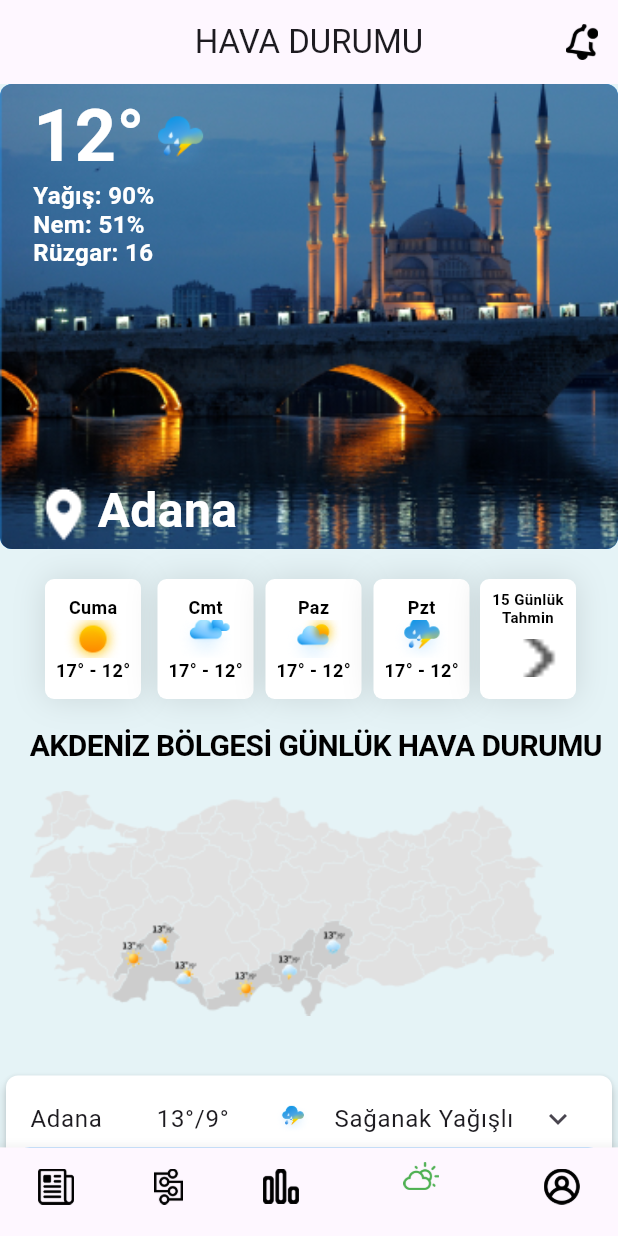
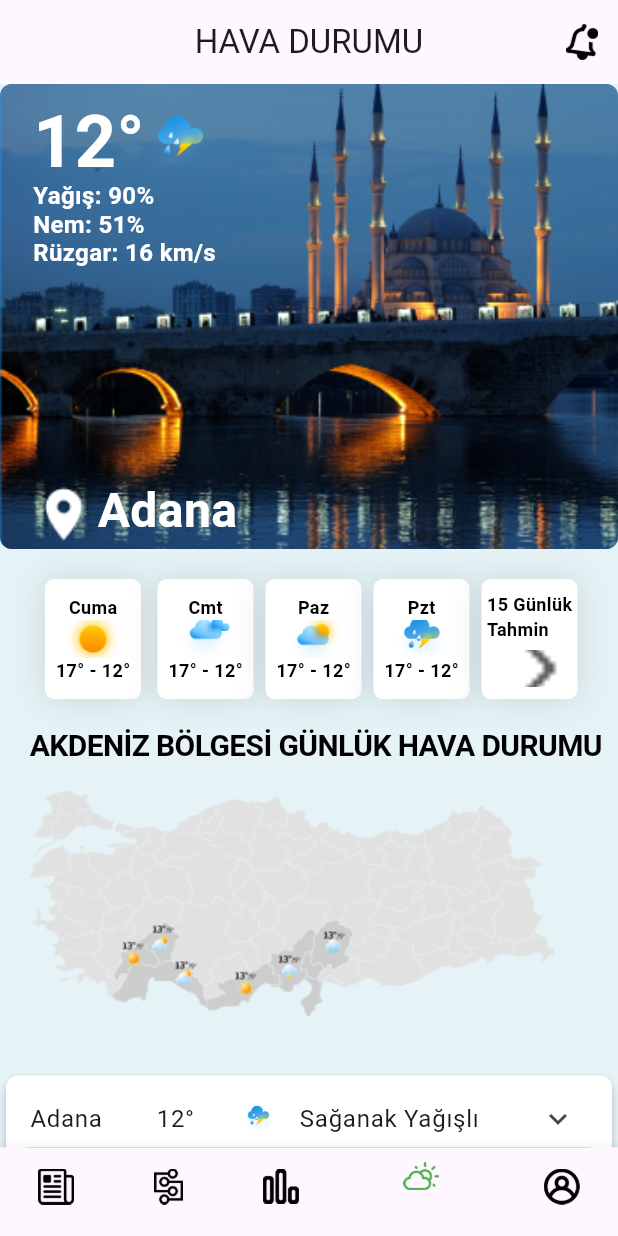
Before and after one commit to Dpehect/Everest-Tarim-Danismanlik, a Flutter app: the screen it shows after launch, item 4 of the bottom bar chosen, on a phone screen of 412 x 824 dp. Run offline on Flutter 3.47's test engine with Material 3 defaults, Android fonts, the phone set to English and light mode, and no system bars; our stand-ins replace get; network calls fail; Roboto replaces fonts that are missing (Source Sans Pro).

Commit message:
Update weather_section.dart

```diff
--- a/lib/pages/weather_section.dart
+++ b/lib/pages/weather_section.dart
@@ -1,9 +1,36 @@
 import 'package:flutter/material.dart';
+import 'package:get/get.dart';
 import 'package:getagriculture/pages/pages_directed/fifteendays.dart';
-import 'package:getagriculture/controllers/weather_controller.dart';
-import 'package:get/get.dart';
+import 'package:getagriculture/pages/pages_directed/notifications.dart';
+
+void main() {
+  runApp(GetMaterialApp(
+    home: WeatherSection(),
+  ));
+}
+
+class WeatherController extends GetxController {
+  var city = "Adana".obs;
+  var temperature = "12°".obs;
+  var weatherImage = 'assets/images/weather/lightning.png'.obs;
+  var weatherDetails = 'Sağanak Yağışlı'.obs;
+
+  updateWeather({
+    String newCity = "Adana",
+    String newTemperature = "12°",
+    String newWeatherImage = 'assets/images/weather/lightning.png',
+    String newWeatherDetails = 'Sağanak Yağışlı',
+  }) {
+    city(newCity);
+    temperature(newTemperature);
+    weatherImage(newWeatherImage);
+    weatherDetails(newWeatherDetails);
+  }
+}
 
 class WeatherSection extends StatelessWidget {
+  final WeatherController weatherController = Get.put(WeatherController());
+
   @override
   Widget build(BuildContext context) {
     return MaterialApp(
@@ -20,13 +47,13 @@ class WeatherSection extends StatelessWidget {
                 height: 24,
               ),
               onPressed: () {
-                // Add your settings action here
+                Get.to(() => NotificationsPage());
               },
             ),
           ],
         ),
-        body: GetBuilder<WeatherController>(builder: (controller) {
-          return ListView(
+        body: Obx(
+          () => ListView(
             children: [
               Container(
                 width: 300,
@@ -46,13 +73,13 @@ class WeatherSection extends StatelessWidget {
                       ),
                     ),
                     Positioned(
-                      top: 6,
+                      top: 10,
                       left: 22,
                       child: Container(
                         width: 80,
                         height: 60,
                         child: Text(
-                          '12°',
+                          weatherController.temperature.value,
                           style: TextStyle(
                             color: Colors.white,
                             fontSize: 48,
@@ -81,7 +108,7 @@ class WeatherSection extends StatelessWidget {
                       top: 65,
                       left: 22,
                       child: Container(
-                        width: 100,
+                        width: 200, // Ayarlamaları ihtiyaca göre yapabilirsiniz
                         height: 60,
                         child: Text(
                           'Yağış: 90%\nNem: 51%\nRüzgar: 16 km/s',
@@ -90,7 +117,7 @@ class WeatherSection extends StatelessWidget {
                             fontSize: 16,
                             fontFamily: 'Source Sans Pro',
                             fontWeight: FontWeight.w600,
-                            height: 0,
+                            height: 1.2, // Satır aralığı
                           ),
                         ),
                       ),
@@ -113,16 +140,16 @@ class WeatherSection extends StatelessWidget {
                       top: 265,
                       left: 65,
                       child: Container(
-                        width: 100,
+                        width: 200,
                         height: 60,
                         child: Text(
-                          'Adana',
+                          weatherController.city.value,
                           style: TextStyle(
                             color: Colors.white,
                             fontSize: 32,
                             fontFamily: 'Source Sans Pro',
                             fontWeight: FontWeight.w600,
-                            height: 0,
+                            height: 1.2, // Satır aralığı
                           ),
                         ),
                       ),
@@ -341,6 +368,10 @@ class WeatherSection extends StatelessWidget {
                     child: Container(
                       width: 64,
                       height: 80,
+                      margin: EdgeInsets.only(
+                        left: 1,
+                        right: 7,
+                      ),
                       decoration: ShapeDecoration(
                         color: Colors.white,
                         shape: RoundedRectangleBorder(
@@ -356,29 +387,22 @@ class WeatherSection extends StatelessWidget {
                         ],
                       ),
                       child: Column(
+                        mainAxisAlignment: MainAxisAlignment.center,
                         children: [
-                          Container(
-                            alignment: Alignment.center,
-                            padding: EdgeInsets.all(8),
-                            child: Text(
+                          Text(
                             '15 Günlük\nTahmin',
-                              textAlign: TextAlign.center,
                             style: TextStyle(
                               color: Colors.black,
-                                fontSize: 10,
-                                fontFamily: 'Source Sans Pro',
+                              fontSize: 12,
                               fontWeight: FontWeight.w600,
-                                height: 1.2,
                             ),
                           ),
-                          ),
-                          Container(
+                          SizedBox(height: 5),
+                          Image.asset(
+                            'assets/images/weather/vector.png',
                             width: 41,
                             height: 25,
-                            child: Image.asset(
-                              'assets/images/weather/vector.png',
                             fit: BoxFit.cover,
-                            ),
                           ),
                         ],
                       ),
@@ -446,26 +470,26 @@ class WeatherSection extends StatelessWidget {
                   borderRadius: BorderRadius.circular(8),
                 ),
                 child: ExpansionTile(
-                  title: Row(
+                  title: Obx(() => Row(
                         children: [
                           Row(
                             crossAxisAlignment: CrossAxisAlignment.start,
                             children: [
-                          Text('Adana'),
+                              Text(weatherController.city.value),
                               SizedBox(width: 36),
-                          Text('13°/9°'),
+                              Text(weatherController.temperature.value),
                             ],
                           ),
                           SizedBox(width: 30),
                           Image.asset(
-                        'assets/images/weather/lightning.png',
+                            weatherController.weatherImage.value,
                             width: 25,
                             height: 25,
                           ),
                           SizedBox(width: 15),
-                      Text('Sağanak Yağışlı'),
+                          Text(weatherController.weatherDetails.value),
                         ],
-                  ),
+                      )),
                   children: [
                     Row(
                       children: [
@@ -597,8 +621,8 @@ class WeatherSection extends StatelessWidget {
                 ),
               ),
             ],
-          );
-        }),
+          ),
+        ),
       ),
     );
   }
```
Lines whose indentation alone changed are shown as unchanged.
